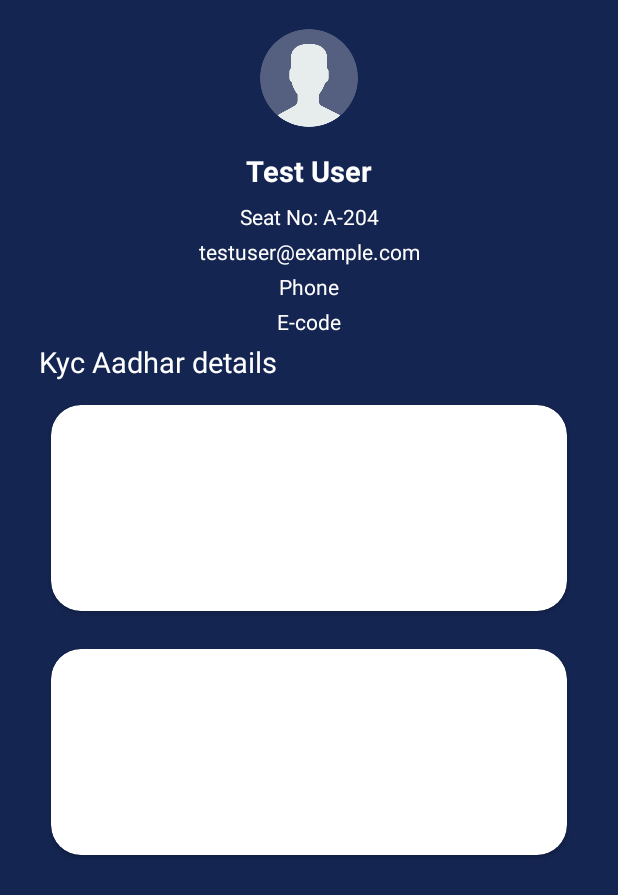
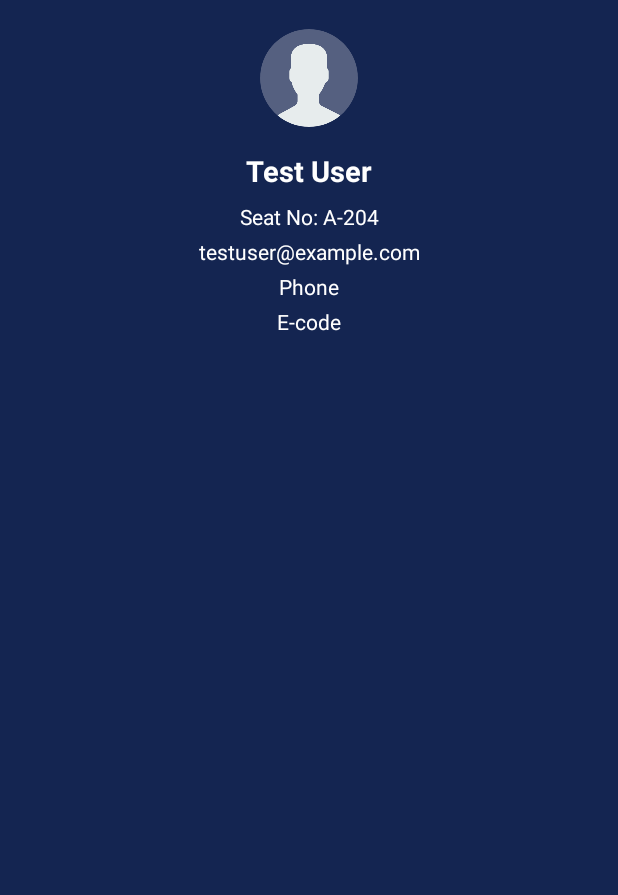
Before and after one commit to Srimanta99/EklavyaLibrary, an Android app: the layout fragment_profile.xml on its own in the app's theme, with its tools: preview values and no code run, on a phone screen of 412 x 824 dp. Shown: the top 895 px of the screen. Run offline under Robolectric (Android 15) with nearby library versions, the phone set to English and light mode, and no system bars.

Commit message:
This is Profile kyc

```diff
--- a/app/build.gradle.kts
+++ b/app/build.gradle.kts
@@ -79,9 +79,9 @@ dependencies {
     implementation ("com.github.denzcoskun:ImageSlideshow:0.1.2")
    // implementation ("com.github.bumptech.glide:glide:4.16.0")
     implementation ("com.squareup.picasso:picasso:2.8")
-    implementation ("com.github.smarteist:autoimageslider:1.4.0")
+    //implementation ("com.github.smarteist:autoimageslider:1.4.0")
     //implementation ("com.github.smarteist:autoimageslider:1.3.9")
-    implementation ("com.github.bumptech.glide:glide:4.11.0")
+   // implementation ("com.github.bumptech.glide:glide:4.11.0")
 
 
 
--- a/app/src/main/java/com/sm/mylibrary/view/fragments/HomeFragment.kt
+++ b/app/src/main/java/com/sm/mylibrary/view/fragments/HomeFragment.kt
@@ -8,7 +8,6 @@ import android.content.pm.PackageManager
 import android.net.Uri
 import android.os.Build
 import android.os.Bundle
-import androidx.fragment.app.Fragment
 import android.view.LayoutInflater
 import android.view.View
 import android.view.ViewGroup
@@ -18,6 +17,7 @@ import androidx.activity.result.contract.ActivityResultContracts
 import androidx.core.app.ActivityCompat
 import androidx.core.content.ContextCompat
 import androidx.core.content.FileProvider
+import androidx.fragment.app.Fragment
 import androidx.lifecycle.ViewModelProvider
 import com.denzcoskun.imageslider.constants.ScaleTypes
 import com.denzcoskun.imageslider.interfaces.ItemClickListener
@@ -27,12 +27,10 @@ import com.sm.mylibrary.databinding.FragmentHomeBinding
 import com.sm.mylibrary.model.login.LoginResponse
 import com.sm.mylibrary.utils.PermissionHelper
 import com.sm.mylibrary.utils.PermissionViewModel
-import com.sm.mylibrary.utils.ShowFullScreenImageDialog
 import com.sm.mylibrary.utils.Utils
 import com.sm.mylibrary.view.ApplyLeaveActivity
 import com.sm.mylibrary.view.AttendenceActivity
 import com.sm.mylibrary.view.MainActivity
-import com.sm.mylibrary.viewmodel.ActivityMainViewModel
 import com.sm.mylibrary.viewmodel.FragmentHomeViewModel
 import com.squareup.picasso.Picasso
 import java.io.File
@@ -129,8 +127,6 @@ class HomeFragment : Fragment() {
                 bannerlist.add(it[i].image_path+it[i].photo)
                 imageList.add(SlideModel(it[i].image_path+it[i].photo, it[i].url))
             }
-
-
 
 
            // imageList.add(SlideModel("https://picsum.photos/800/400?random=1", "First Image"))
--- a/app/src/main/res/layout/fragment_profile.xml
+++ b/app/src/main/res/layout/fragment_profile.xml
@@ -58,6 +58,7 @@
         android:text="testuser@example.com"
         android:textSize="@dimen/_11sdp"
        android:textColor="@color/white"
+
         app:layout_constraintTop_toBottomOf="@id/tvSeatNo"
         app:layout_constraintStart_toStartOf="parent"
         app:layout_constraintEnd_toEndOf="parent"
@@ -98,7 +99,7 @@
         app:layout_constraintTop_toBottomOf="@id/tv_ecode"
         app:layout_constraintLeft_toLeftOf="parent"
         android:layout_marginLeft="@dimen/_20sdp"
-
+android:visibility="invisible"
         android:layout_marginTop="4dp"/>
 
     <androidx.cardview.widget.CardView
@@ -110,6 +111,7 @@
         android:layout_marginRight="@dimen/_20sdp"
         app:cardCornerRadius="20dp"
         app:cardUseCompatPadding="true"
+        android:visibility="invisible"
         app:layout_constraintTop_toBottomOf="@id/tv_kyc"
         app:cardPreventCornerOverlap="true">
 
@@ -131,6 +133,7 @@
         android:layout_marginRight="@dimen/_20sdp"
         app:cardCornerRadius="20dp"
         app:cardUseCompatPadding="true"
+        android:visibility="invisible"
         app:layout_constraintTop_toBottomOf="@id/card_front"
         app:cardPreventCornerOverlap="true">
 
```
Also changed, not shown: app/src/main/java/com/sm/mylibrary/view/fragments/ProfileFragment.kt (+6 -4 lines).
